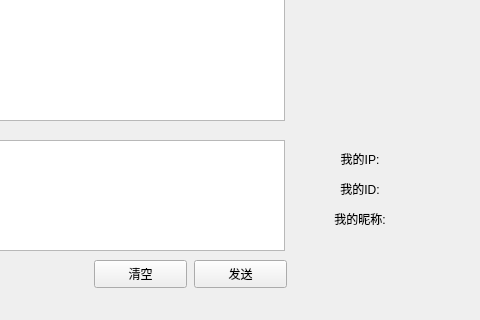
Old version of the form ChatRoom/mainwindowchat.ui in the repository AnsrM/Chat-Project; both pictures show x 176 to 656 and y 260 to 580 of the 752 by 580 pixel window.
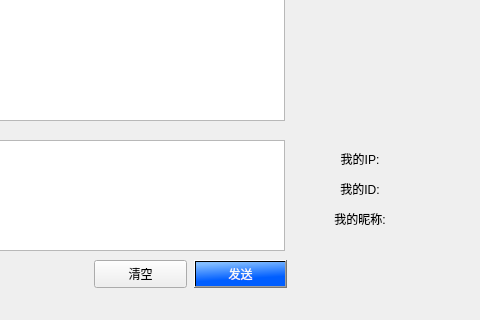
New version of the form. Icons and pictures are not drawn.

```diff
--- a/ChatRoom/mainwindowchat.ui
+++ b/ChatRoom/mainwindowchat.ui
@@ -110,6 +110,15 @@
      <height>28</height>
     </rect>
    </property>
+   <property name="font">
+    <font>
+     <family>幼圆</family>
+    </font>
+   </property>
+   <property name="styleSheet">
+    <string notr="true">background-color: qlineargradient(spread:pad, x1:0.670455, y1:1, x2:0.443, y2:0, stop:0.3125 rgba(0, 94, 255, 255), stop:1 rgba(131, 189, 255, 255));
+color: rgb(249, 249, 249);</string>
+   </property>
    <property name="text">
     <string>发送</string>
    </property>
```
Left out of the diff: 5 changed lines with no effect on the pictures.
